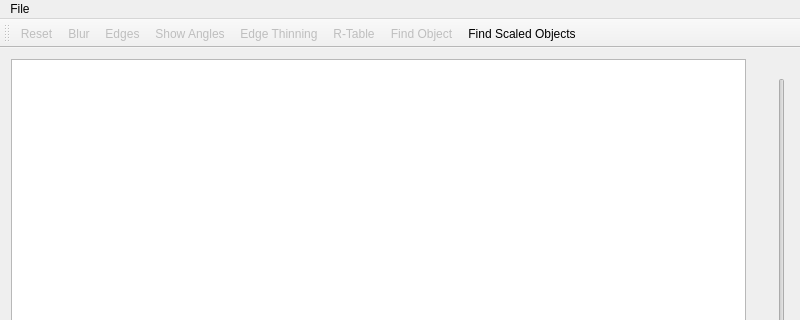
First picture: the form in SpeedSignDetectorViewer/mainwindow.ui, repository maltelenz/SpeedSignDetector, before the edit; both pictures show x 0 to 800 and y 0 to 320 of the 800 by 900 pixel window.
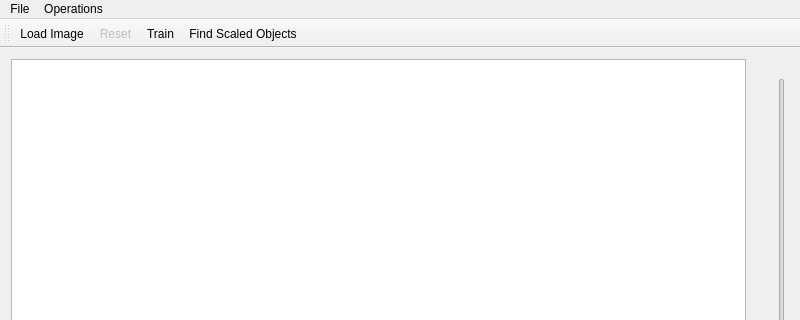
Second picture: the form after the edit.

Commit message: Move less used buttons to menu.

```diff
--- a/SpeedSignDetectorViewer/mainwindow.ui
+++ b/SpeedSignDetectorViewer/mainwindow.ui
@@ -43,7 +43,19 @@
     <addaction name="actionLoad_Image"/>
     <addaction name="actionQuit"/>
    </widget>
+   <widget class="QMenu" name="menuOperations">
+    <property name="title">
+     <string>Operations</string>
+    </property>
+    <addaction name="actionEdges"/>
+    <addaction name="actionBlur"/>
+    <addaction name="actionShowAngles"/>
+    <addaction name="actionEdge_Thinning"/>
+    <addaction name="actionR_Table"/>
+    <addaction name="actionFind_Object"/>
+   </widget>
    <addaction name="menuSpeed_Detector"/>
+   <addaction name="menuOperations"/>
   </widget>
   <widget class="QToolBar" name="mainToolBar">
    <attribute name="toolBarArea">
@@ -52,13 +64,9 @@
    <attribute name="toolBarBreak">
     <bool>false</bool>
    </attribute>
+   <addaction name="actionLoad_Image"/>
    <addaction name="actionReset"/>
-   <addaction name="actionBlur"/>
-   <addaction name="actionEdges"/>
-   <addaction name="actionShowAngles"/>
-   <addaction name="actionEdge_Thinning"/>
-   <addaction name="actionR_Table"/>
-   <addaction name="actionFind_Object"/>
+   <addaction name="actionTrain"/>
    <addaction name="actionFind_Scaled_Objects"/>
   </widget>
   <widget class="QStatusBar" name="statusBar"/>
@@ -230,6 +238,11 @@
     <string>Find Scaled Objects</string>
    </property>
   </action>
+  <action name="actionTrain">
+   <property name="text">
+    <string>Train</string>
+   </property>
+  </action>
  </widget>
  <layoutdefault spacing="6" margin="11"/>
  <resources/>
```
The commit also changes 2 other files.
